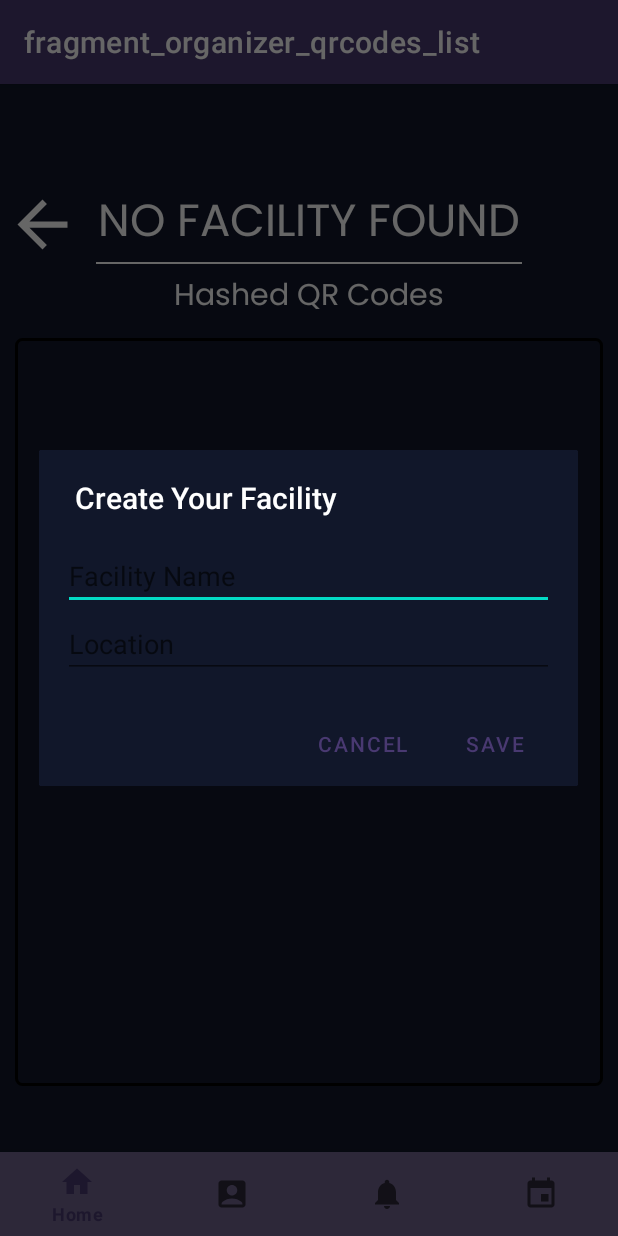
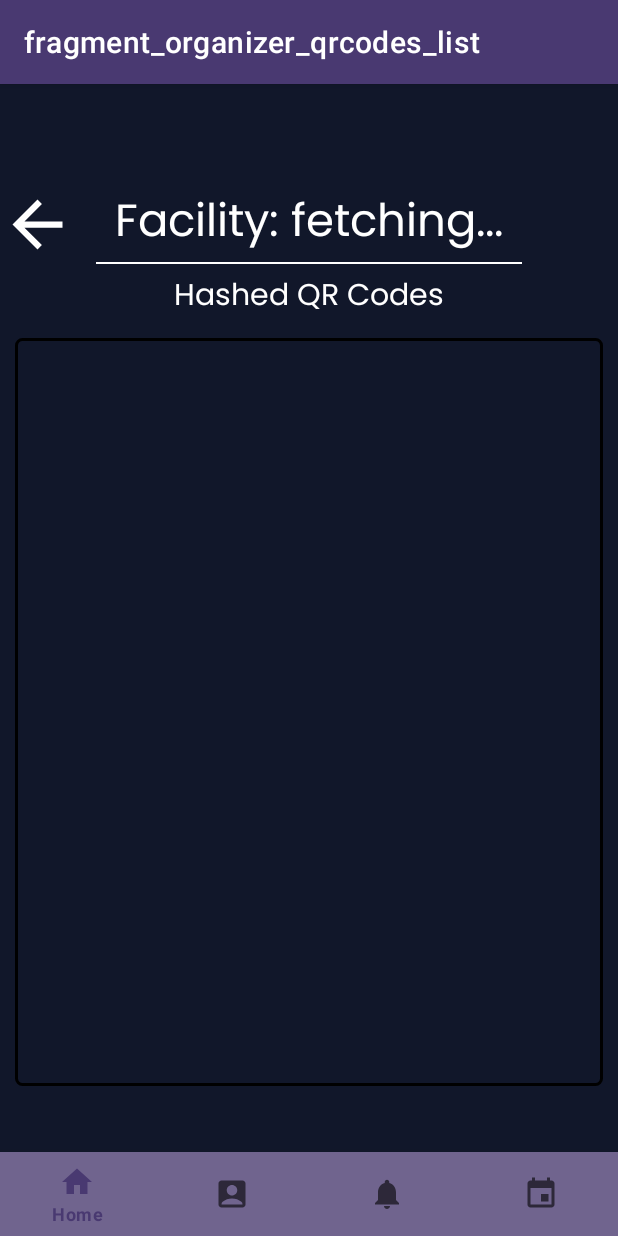
Before and after one commit to CMPUT301F24-zephyr/zephyr-main-repo, an Android app: the HomeFragment screen opened directly, with no data from a screen before it, after a tap on "Hashed QR Codes", on a phone screen of 412 x 824 dp. Run offline under Robolectric (Android 15) with nearby library versions, the light colour scheme and no system bars; our stand-ins replace Firebase (no records; nobody signed in at launch, a user with empty details on screens opened directly), navigation-ui.

Commit message:
View hashed QR codes now works - Facility sets title properly in both home and qrcodes fragment-- if its set already

```diff
--- a/app/src/main/java/com/example/plannet/ui/orghome/HomeFragment.java
+++ b/app/src/main/java/com/example/plannet/ui/orghome/HomeFragment.java
@@ -1,9 +1,11 @@
 package com.example.plannet.ui.orghome;
 
 import android.os.Bundle;
+import android.provider.Settings;
 import android.view.LayoutInflater;
 import android.view.View;
 import android.view.ViewGroup;
+import android.widget.ArrayAdapter;
 
 import androidx.annotation.NonNull;
 import androidx.fragment.app.Fragment;
@@ -13,6 +15,10 @@ import androidx.navigation.Navigation;
 
 import com.example.plannet.R;
 import com.example.plannet.databinding.FragmentHomeBinding;
+import com.google.firebase.firestore.DocumentReference;
+import com.google.firebase.firestore.FirebaseFirestore;
+
+import java.util.List;
 
 
 public class HomeFragment extends Fragment {
@@ -24,6 +30,11 @@ public class HomeFragment extends Fragment {
                              ViewGroup container, Bundle savedInstanceState) {
         HomeViewModel homeViewModel =
                 new ViewModelProvider(this).get(HomeViewModel.class);
+
+        // Using DocumentReference collection to retrieve DB info - lab5
+        String userID1 = Settings.Secure.getString(requireContext().getContentResolver(), Settings.Secure.ANDROID_ID);
+        FirebaseFirestore db = FirebaseFirestore.getInstance();
+        DocumentReference userQrRef = db.collection("users").document(userID1);
 
         binding = FragmentHomeBinding.inflate(inflater, container, false);
         View root = binding.getRoot();
@@ -40,12 +51,20 @@ public class HomeFragment extends Fragment {
         });
 
         binding.buttonDraw.setOnClickListener(v -> {
-            // You can replace this Toast with navigation action if needed
+            // for future reference
             // navController.navigate(R.id.action_homeFragment_to_drawFragment);
         });
-
-        // Optional: Update UI with ViewModel data (e.g., updating a text field)
-        //homeViewModel.getText().observe(getViewLifecycleOwner(), binding.textHome::setText);
+        // Setting Facility title if available
+        userQrRef.get().addOnSuccessListener(documentSnapshot -> {
+            if (documentSnapshot.exists()) {
+                String facilityName = documentSnapshot.getString("facility.name");
+                if (facilityName != null) {
+                    binding.title.setText("Facility: " + facilityName);
+                }
+            }
+        }).addOnFailureListener(e -> {
+            // Make a toast of error?
+        });
 
         return root;
     }
--- a/app/src/main/java/com/example/plannet/ui/orghome/OrganizerEventListFragment.java
+++ /dev/null
@@ -1,188 +0,0 @@
-package com.example.plannet.ui.orghome;
-
-import android.app.AlertDialog;
-import android.app.DatePickerDialog;
-import android.graphics.Bitmap;
-import android.os.Bundle;
-import android.provider.Settings;
-import android.util.Log;
-import android.view.Gravity;
-import android.view.LayoutInflater;
-import android.view.View;
-import android.view.ViewGroup;
-import android.widget.Button;
-import android.widget.CheckBox;
-import android.widget.EditText;
-import android.widget.ImageView;
-import android.widget.ListView;
-import android.widget.TextView;
-import android.widget.Toast;
-
-import androidx.annotation.NonNull;
-import androidx.fragment.app.Fragment;
-import androidx.navigation.NavController;
-import androidx.navigation.Navigation;
-
-import com.example.plannet.ArrayAdapters.OrganizerEventListArrayAdapter;
-import com.example.plannet.Event.Event;
-import com.example.plannet.Event.EventList;
-import com.example.plannet.FirebaseConnector;
-import com.example.plannet.MainActivityViewModel;
-import com.example.plannet.Organizer.Facility;
-import com.example.plannet.Organizer.OrganizerCreatedEvents;
-import com.example.plannet.QRGenerator;
-import com.example.plannet.R;
-import com.example.plannet.databinding.FragmentOrganizerCreateEventBinding;
-import com.example.plannet.databinding.FragmentOrganizerQrcodesListBinding;
-
-import java.text.ParseException;
-import java.text.SimpleDateFormat;
-import java.util.ArrayList;
-import java.util.Calendar;
-import java.util.Date;
-import java.util.HashMap;
-import java.util.Locale;
-import java.util.Map;
-
-/**
- * A simple {@link Fragment} subclass.
- * Use the {@link OrganizerEventListFragment #newInstance} factory method to
- * create an instance of this fragment.
- */
-public class OrganizerEventListFragment extends Fragment {
-    // import data from mainActivityViewModel
-    private MainActivityViewModel mainActivityViewModel;
-    private EventList eventList;
-    private String userID1;
-
-    //    private String facility;
-    private Facility facilityDetails;
-
-    private FragmentOrganizerQrcodesListBinding binding;
-
-    //private OrganizerData orgData;
-    private FirebaseConnector dbConnector = new FirebaseConnector();
-
-    private ListView eventsList;
-    private OrganizerEventListArrayAdapter eventsAdapter;
-    private ArrayList<Event> events;
-    private TextView title;
-
-    @Override
-    public View onCreateView(@NonNull LayoutInflater inflater, ViewGroup container, Bundle savedInstanceState) {
-        // Hide the system back arrow
-
-
-        // Initialize ViewBinding for this fragment
-        binding = FragmentOrganizerQrcodesListBinding.inflate(inflater, container, false);
-        View root = binding.getRoot();
-
-        userID1 = Settings.Secure.getString(requireContext().getContentResolver(), Settings.Secure.ANDROID_ID);
-        // checks and creates facility if needed
-        checkIfFacilityDataIsValid(userID1);
-
-        eventsList = binding.eventList;
-        title = binding.title;
-
-        if (facilityDetails != null){
-            title.setText("Facility: " + facilityDetails.getFacilityName());
-            // events = dbConnector.getOrganizerEventsList(userID1);  Uncomment this then find out how to get arrayList of events for an organizer
-            // eventsAdapter = new OrganizerEventListArrayAdapter(this, events); For some reason this has an error... figure this out
-            // eventsList.setAdapter(eventsAdapter); Also uncomment this
-        }
-        else{
-            title.setText("NO FACILITY FOUND");
-        }
-
-        // FOR SOME REASON THE APP CRASHES WHEN YOU CLICK THIS ??
-        binding.backArrow.setOnClickListener(v -> {
-            // Functionality for the back arrow
-            NavController navController = Navigation.findNavController(v);
-            navController.navigate(R.id.action_organizerEventListFragment_to_navigation_home);
-        });
-
-        return root;
-    }
-
-    private void checkIfFacilityDataIsValid(String userID) {
-        dbConnector.checkIfFacilityDataIsValid(userID,
-                facilityMap -> {
-                    // Initialize facilityDetails if null
-                    if (facilityDetails == null) {
-                        facilityDetails = new Facility("", "");
-                    }
-                    // Set facility details from the fetched data
-                    facilityDetails.setFacilityName((String) facilityMap.get("name"));
-                    facilityDetails.setFacilityLocation((String) facilityMap.get("location"));
-
-                    // Update the facility name for use in createEvent
-                    String facility = facilityDetails.getFacilityName();
-                    Log.d("checkIfFacilityDataIsValid", "Facility data loaded successfully: " + facility);
-                },
-                e -> {
-                    // Handle the error or missing data
-                    Log.e("checkIfFacilityDataIsValid", "Failed to fetch facility data", e);
-                    Toast.makeText(getContext(), "Failed to fetch facility data", Toast.LENGTH_SHORT).show();
-                    showCreateFacilityDialog();
-                });
-    }
-
-    /**
-     * Dialog for inputting facility information
-     */
-    private void showCreateFacilityDialog() {
-        // Inflate the custom dialog layout
-        LayoutInflater inflater = LayoutInflater.from(getContext());
-        View dialogView = inflater.inflate(R.layout.dialog_create_facility, null);
-
-        // Find the EditText fields in the dialog layout
-        EditText facilityNameEdit = dialogView.findViewById(R.id.facility_name_edit);
-        EditText facilityLocationEdit = dialogView.findViewById(R.id.facility_location_edit);
-
-        // Build and display the AlertDialog
-        new AlertDialog.Builder(getContext(), R.style.CustomAlertDialog)
-                .setTitle("Create Your Facility")
-                .setView(dialogView)
-                .setPositiveButton("Save", (dialog, which) -> {
-                    try {
-                        // retrieve input values
-                        String facilityName = facilityNameEdit.getText().toString().trim();
-                        String facilityLocation = facilityLocationEdit.getText().toString().trim();
-
-                        // ensure facilityDetails is initialized
-                        if (facilityDetails == null) {
-                            facilityDetails = new Facility("", "");
-                        }
-
-                        // set facility details
-                        facilityDetails.setFacilityName(facilityName);
-                        facilityDetails.setFacilityLocation(facilityLocation);
-
-                        // add facility details to Firebase
-                        dbConnector.addFacilityToDB(userID1, facilityDetails.getFacilityName(), facilityDetails.getFacilityLocation());
-                        Toast.makeText(getContext(), "Facility saved!", Toast.LENGTH_SHORT).show();
-
-                    } catch (NullPointerException e) {
-                        Toast.makeText(getContext(), "Facility information is incomplete. Please enter all fields.", Toast.LENGTH_SHORT).show();
-                        Log.e("OrganizerCreateEvent", "NullPointerException: Missing facility details", e);
-
-                    } catch (Exception e) {
-                        Toast.makeText(getContext(), "An error occurred while saving facility info.", Toast.LENGTH_SHORT).show();
-                        Log.e("OrganizerCreateEvent", "Exception while saving facility info", e);
-                    }
-                })
-                .setNegativeButton("Cancel", (dialog, which) -> {
-                    Toast.makeText(getContext(), "Cannot create event without facility info", Toast.LENGTH_SHORT).show();
-                    NavController navController = Navigation.findNavController(requireActivity(), R.id.nav_host_fragment_activity_main);
-                    navController.navigate(R.id.navigation_home);
-                })
-                .show();
-    }
-
-
-    @Override
-    public void onDestroyView() {
-        super.onDestroyView();
-        binding = null;
-    }
-}
--- /dev/null
+++ b/app/src/main/java/com/example/plannet/ui/orghome/OrganizerHashedQrListFragment.java
@@ -0,0 +1,81 @@
+package com.example.plannet.ui.orghome;
+
+import android.os.Bundle;
+import android.provider.Settings;
+import android.view.LayoutInflater;
+import android.view.View;
+import android.view.ViewGroup;
+import android.widget.ArrayAdapter;
+import android.widget.ListView;
+import android.widget.TextView;
+
+import androidx.annotation.NonNull;
+import androidx.annotation.Nullable;
+import androidx.fragment.app.Fragment;
+import androidx.navigation.NavController;
+import androidx.navigation.Navigation;
+
+import com.example.plannet.R;
+import com.example.plannet.databinding.FragmentOrganizerQrcodesListBinding;
+import com.google.firebase.firestore.DocumentReference;
+import com.google.firebase.firestore.FirebaseFirestore;
+
+import java.util.ArrayList;
+import java.util.List;
+
+/**
+ * This class is used to display the hashed QR codes from organizer
+ */
+public class OrganizerHashedQrListFragment extends Fragment {
+    private ArrayList<String> qrCodeHashes = new ArrayList<>();
+    private FragmentOrganizerQrcodesListBinding binding;
+
+    @Nullable
+    @Override
+    public View onCreateView(@NonNull LayoutInflater inflater, @Nullable ViewGroup container, @Nullable Bundle savedInstanceState) {
+        binding = FragmentOrganizerQrcodesListBinding.inflate(inflater, container, false);
+        View root = binding.getRoot();
+
+        String userID1 = Settings.Secure.getString(requireContext().getContentResolver(), Settings.Secure.ANDROID_ID);
+
+        // Using DocumentReference collection to retrieve DB info - lab5
+        FirebaseFirestore db = FirebaseFirestore.getInstance();
+        DocumentReference userQrRef = db.collection("users").document(userID1);
+
+        // Fetch createdEvents from Firebase
+        userQrRef.get().addOnSuccessListener(documentSnapshot -> {
+            if (documentSnapshot.exists()) {
+                List<String> createdEvents = (List<String>) documentSnapshot.get("createdEvents");
+                if (createdEvents != null) {
+                    qrCodeHashes.addAll(createdEvents);
+                }
+                // Set up ArrayAdapter and ListView
+                ArrayAdapter<String> adapter = new ArrayAdapter<>(getContext(), android.R.layout.simple_list_item_1, qrCodeHashes);
+                binding.eventList.setAdapter(adapter);
+
+                // Set the facility name in the title
+                String facilityName = documentSnapshot.getString("facility.name");
+                if (facilityName != null) {
+                    binding.title.setText("Facility: " + facilityName);
+                }
+            }
+        }).addOnFailureListener(e -> {
+            // Make a toast of error?
+        });
+
+        // button listener for back button
+        binding.backArrow.setOnClickListener(v -> {
+            // Functionality for the back arrow
+            NavController navController = Navigation.findNavController(v);
+            navController.navigate(R.id.action_organizerEventListFragment_to_navigation_home);
+        });
+        return root;
+    }
+
+
+    @Override
+    public void onDestroyView() {
+        super.onDestroyView();
+        binding = null;
+    }
+}
--- a/app/src/main/res/layout/fragment_home.xml
+++ b/app/src/main/res/layout/fragment_home.xml
@@ -12,7 +12,7 @@
         android:layout_width="wrap_content"
         android:layout_height="wrap_content"
         android:fontFamily="@font/poppins"
-        android:text="Facility: FACILITYNAME"
+        android:text="Facility: fetching..."
         android:textColor="@color/white"
         android:textSize="30sp"
         app:layout_constraintBottom_toBottomOf="parent"
--- a/app/src/main/res/layout/fragment_organizer_event_list.xml
+++ b/app/src/main/res/layout/fragment_organizer_event_list.xml
@@ -3,7 +3,7 @@
     xmlns:tools="http://schemas.android.com/tools"
     android:layout_width="match_parent"
     android:layout_height="match_parent"
-    tools:context=".ui.orghome.OrganizerEventListFragment">
+    tools:context=".ui.orghome.OrganizerHashedQrListFragment">
 
     <!-- TODO: Update blank fragment layout -->
     <TextView
--- a/app/src/main/res/layout/fragment_organizer_qrcodes_list.xml
+++ b/app/src/main/res/layout/fragment_organizer_qrcodes_list.xml
@@ -4,7 +4,7 @@
     xmlns:tools="http://schemas.android.com/tools"
     android:layout_width="match_parent"
     android:layout_height="match_parent"
-    tools:context=".ui.orghome.OrganizerEventListFragment"
+    tools:context=".ui.orghome.OrganizerHashedQrListFragment"
     android:background="@color/backgroundColor">
 
     <TextView
@@ -12,7 +12,7 @@
         android:layout_width="wrap_content"
         android:layout_height="wrap_content"
         android:fontFamily="@font/poppins"
-        android:text="Facility: FACILITYNAME"
+        android:text="Facility: fetching..."
         android:textColor="@color/white"
         android:textSize="30sp"
         app:layout_constraintBottom_toBottomOf="parent"
@@ -64,7 +64,7 @@
         android:layout_height="50dp"
         app:layout_constraintBottom_toBottomOf="@+id/title"
         app:layout_constraintEnd_toStartOf="@+id/title"
-        app:layout_constraintHorizontal_bias="0.2"
+        app:layout_constraintHorizontal_bias="0.0"
         app:layout_constraintStart_toStartOf="parent"
         app:layout_constraintTop_toTopOf="parent"
         app:layout_constraintVertical_bias="1.0"
--- a/app/src/main/res/navigation/mobile_navigation.xml
+++ b/app/src/main/res/navigation/mobile_navigation.xml
@@ -56,7 +56,7 @@
     </fragment>
     <fragment
         android:id="@+id/organizerEventListFragment"
-        android:name="com.example.plannet.ui.orghome.OrganizerEventListFragment"
+        android:name="com.example.plannet.ui.orghome.OrganizerHashedQrListFragment"
         android:label="fragment_organizer_qrcodes_list"
         tools:layout="@layout/fragment_organizer_qrcodes_list" >
         <action
```
